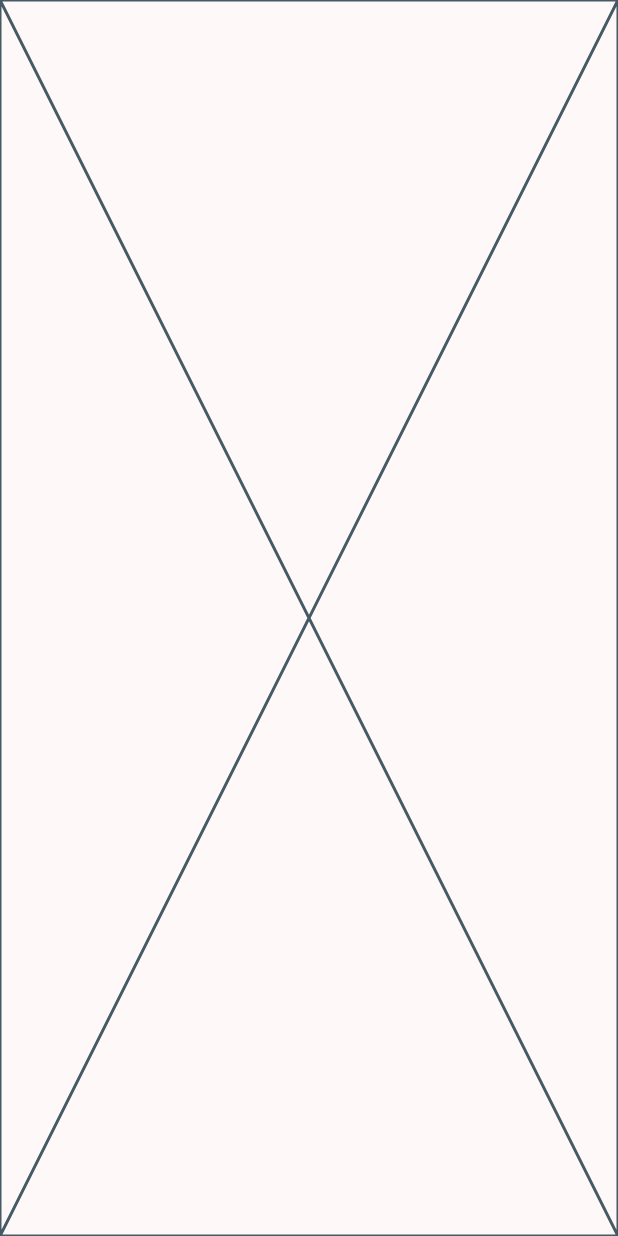
After one commit to Rahul-Sharma-Github/Notes-App, a Flutter app: the HomePage screen opened directly, on a phone screen of 412 x 824 dp. The commit adds this screen. Run offline on Flutter 3.47's test engine with Material 2 defaults, Android fonts, the phone set to English and light mode, and no system bars.

Commit message:
Project Structure updated

```diff
--- /dev/null
+++ b/lib/Pages/home/home_page.dart
@@ -0,0 +1,14 @@
+import 'package:flutter/material.dart';
+
+class HomePage extends StatelessWidget {
+  const HomePage({super.key});
+
+  @override
+  Widget build(BuildContext context) {
+    return const Scaffold(
+      body: SafeArea(
+        child: Placeholder(),
+      ),
+    );
+  }
+}
```
Also changed, not shown: lib/Pages/edit_notes/edit_notes_page.dart (added, +14 -0 lines), lib/Pages/login/login_page.dart (added, +14 -0 lines), lib/Pages/notes_details/notes_details_page.dart (added, +14 -0 lines), lib/Pages/signup/signup_page.dart (added, +14 -0 lines), lib/main.dart (+5 -21 lines), lib/Pages/edit_notes/edit_notes_controller.dart (added), lib/Pages/home/home_controller.dart (added), lib/Pages/login/login_controller.dart (added), lib/Pages/notes_details/notes_details_controller.dart (added), lib/Pages/signup/signup_controller.dart (added), lib/constants/colors_controller.dart (added).
